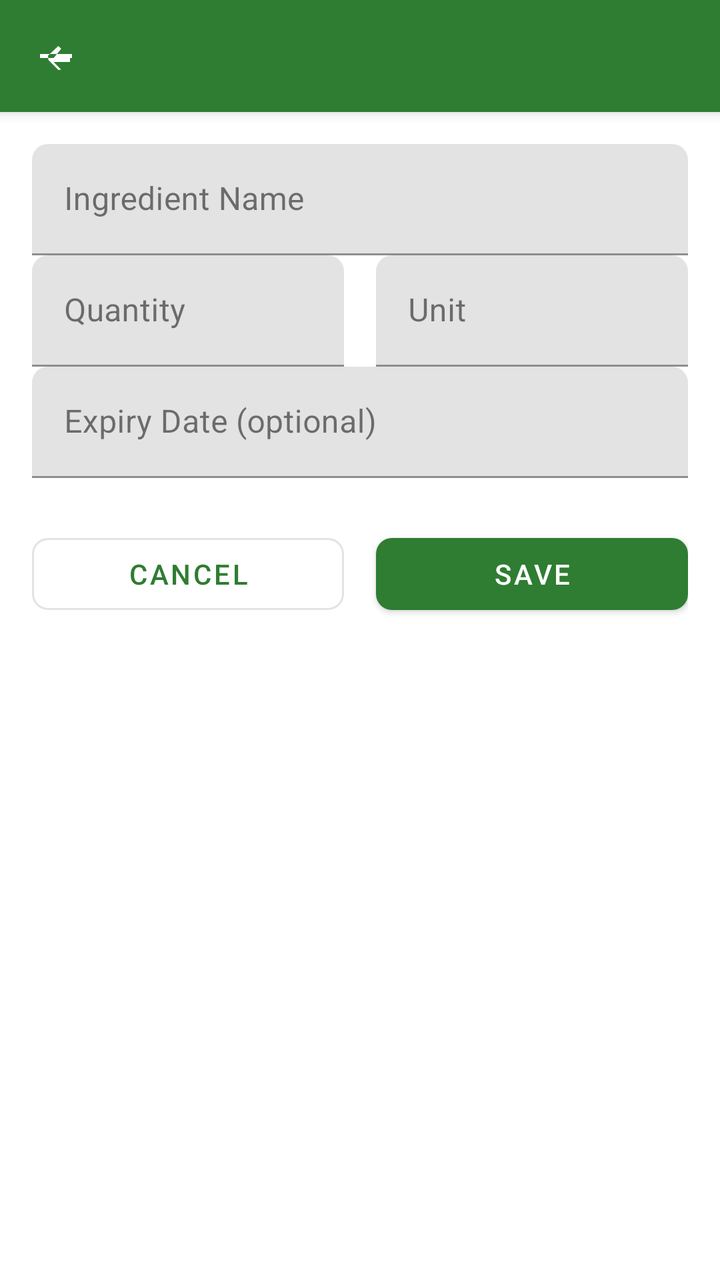
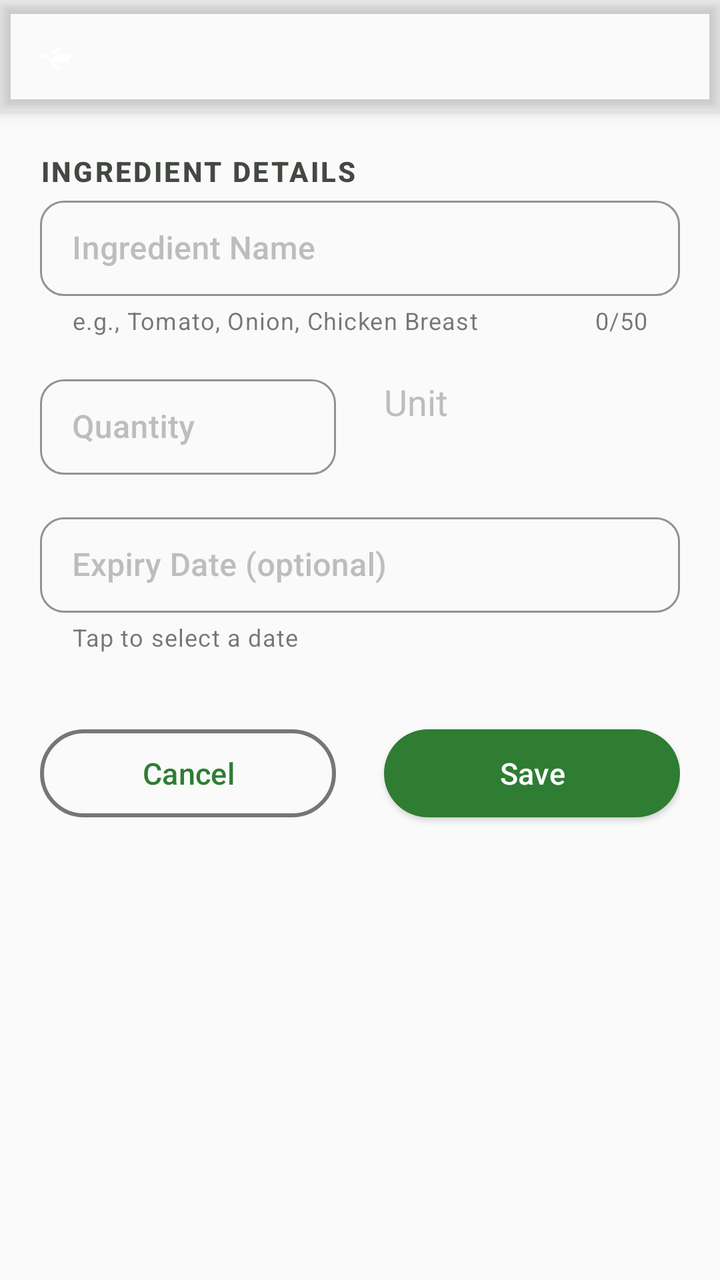

Screens rendered from an Android XML layout before and after an edit, with the pre-edit source and the edit as a unified diff.
<!-- AndroidManifest.xml: application theme Theme.SmartPantry -->
<!-- res/layout/fragment_add_edit_pantry.xml -->
<?xml version="1.0" encoding="utf-8"?>
<androidx.coordinatorlayout.widget.CoordinatorLayout
    xmlns:android="http://schemas.android.com/apk/res/android"
    xmlns:app="http://schemas.android.com/apk/res-auto"
    android:layout_width="match_parent"
    android:layout_height="match_parent">

    <com.google.android.material.appbar.AppBarLayout
        android:layout_width="match_parent"
        android:layout_height="wrap_content">

        <androidx.appcompat.widget.Toolbar
            android:id="@+id/toolbar"
            android:layout_width="match_parent"
            android:layout_height="?attr/actionBarSize"
            android:background="?attr/colorPrimary"
            android:theme="@style/ThemeOverlay.AppCompat.Dark.ActionBar"
            app:navigationIcon="@drawable/ic_arrow_back" />

    </com.google.android.material.appbar.AppBarLayout>

    <androidx.core.widget.NestedScrollView
        android:layout_width="match_parent"
        android:layout_height="match_parent"
        android:padding="16dp"
        app:layout_behavior="@string/appbar_scrolling_view_behavior">

        <androidx.constraintlayout.widget.ConstraintLayout
            android:layout_width="match_parent"
            android:layout_height="wrap_content">

            <com.google.android.material.textfield.TextInputLayout
                android:id="@+id/tilIngredientName"
                android:layout_width="0dp"
                android:layout_height="wrap_content"
                android:hint="Ingredient Name"
                app:layout_constraintTop_toTopOf="parent"
                app:layout_constraintStart_toStartOf="parent"
                app:layout_constraintEnd_toEndOf="parent">

                <com.google.android.material.textfield.TextInputEditText
                    android:id="@+id/etIngredientName"
                    android:layout_width="match_parent"
                    android:layout_height="wrap_content"
                    android:inputType="textCapWords"
                    android:maxLength="50" />

            </com.google.android.material.textfield.TextInputLayout>

            <com.google.android.material.textfield.TextInputLayout
                android:id="@+id/tilQuantity"
                android:layout_width="0dp"
                android:layout_height="wrap_content"
                android:hint="Quantity"
                app:layout_constraintTop_toBottomOf="@id/tilIngredientName"
                app:layout_constraintStart_toStartOf="parent"
                app:layout_constraintEnd_toStartOf="@id/tilUnit"
                android:layout_marginEnd="8dp">

                <com.google.android.material.textfield.TextInputEditText
                    android:id="@+id/etQuantity"
                    android:layout_width="match_parent"
                    android:layout_height="wrap_content"
                    android:inputType="numberDecimal" />

            </com.google.android.material.textfield.TextInputLayout>

            <com.google.android.material.textfield.TextInputLayout
                android:id="@+id/tilUnit"
                android:layout_width="0dp"
                android:layout_height="wrap_content"
                android:hint="Unit"
                app:layout_constraintTop_toBottomOf="@id/tilIngredientName"
                app:layout_constraintStart_toEndOf="@id/tilQuantity"
                app:layout_constraintEnd_toEndOf="parent"
                android:layout_marginStart="8dp">

                <com.google.android.material.textfield.TextInputEditText
                    android:layout_width="match_parent"
                    android:layout_height="wrap_content"
                    android:focusable="false"
                    android:clickable="true" />

            </com.google.android.material.textfield.TextInputLayout>

            <Spinner
                android:id="@+id/spinnerUnit"
                android:layout_width="0dp"
                android:layout_height="wrap_content"
                android:background="@android:color/transparent"
                app:layout_constraintTop_toBottomOf="@id/tilIngredientName"
                app:layout_constraintStart_toEndOf="@id/tilQuantity"
                app:layout_constraintEnd_toEndOf="parent"
                android:layout_marginStart="8dp" />

            <com.google.android.material.textfield.TextInputLayout
                android:id="@+id/tilExpiryDate"
                android:layout_width="0dp"
                android:layout_height="wrap_content"
                android:hint="Expiry Date (optional)"
                app:layout_constraintTop_toBottomOf="@id/tilQuantity"
                app:layout_constraintStart_toStartOf="parent"
                app:layout_constraintEnd_toEndOf="parent">

                <com.google.android.material.textfield.TextInputEditText
                    android:id="@+id/etExpiryDate"
                    android:layout_width="match_parent"
                    android:layout_height="wrap_content"
                    android:focusable="false"
                    android:clickable="true" />

            </com.google.android.material.textfield.TextInputLayout>

            <LinearLayout
                android:id="@+id/btnContainer"
                android:layout_width="0dp"
                android:layout_height="wrap_content"
                android:orientation="horizontal"
                android:layout_marginTop="24dp"
                app:layout_constraintTop_toBottomOf="@id/tilExpiryDate"
                app:layout_constraintStart_toStartOf="parent"
                app:layout_constraintEnd_toEndOf="parent"
                app:layout_constraintBottom_toBottomOf="parent">

                <Button
                    android:id="@+id/btnCancel"
                    android:layout_width="0dp"
                    android:layout_height="wrap_content"
                    android:layout_weight="1"
                    android:layout_marginEnd="8dp"
                    android:text="Cancel"
                    style="@style/Widget.MaterialComponents.Button.OutlinedButton" />

                <Button
                    android:id="@+id/btnSave"
                    android:layout_width="0dp"
                    android:layout_height="wrap_content"
                    android:layout_weight="1"
                    android:layout_marginStart="8dp"
                    android:text="Save" />

            </LinearLayout>

        </androidx.constraintlayout.widget.ConstraintLayout>

    </androidx.core.widget.NestedScrollView>

</androidx.coordinatorlayout.widget.CoordinatorLayout>
<!-- resources referenced by this layout -->
<resources>
  <style name="Theme.SmartPantry" parent="Theme.MaterialComponents.DayNight.DarkActionBar">
          
          <item name="colorPrimary">@color/primary</item>
          <item name="colorPrimaryVariant">@color/primary_variant</item>
          <item name="colorOnPrimary">@color/on_primary</item>
  
          
          <item name="colorSecondary">@color/secondary</item>
          <item name="colorSecondaryVariant">@color/secondary_variant</item>
          <item name="colorOnSecondary">@color/on_secondary</item>
  
          
          <item name="colorError">@color/error</item>
          <item name="colorOnError">@color/on_error</item>
          <item name="colorErrorContainer">@color/error_container</item>
  
          
          <item name="colorSurface">@color/surface</item>
          <item name="colorSurfaceVariant">@color/surface_variant</item>
          <item name="colorOnSurface">@color/on_surface</item>
          <item name="colorOnSurfaceVariant">@color/on_surface_variant</item>
  
          
          <item name="colorOutline">@color/outline</item>
          <item name="colorOutlineVariant">@color/outline_variant</item>
  
          
          <item name="android:statusBarColor">?attr/colorPrimaryVariant</item>
          <item name="android:navigationBarColor">@color/surface</item>
          <item name="android:windowLightNavigationBar">true</item>
  
          
          <item name="textAppearanceHeadline1">@style/TextAppearance.SmartPantry.Headline1</item>
          <item name="textAppearanceHeadline2">@style/TextAppearance.SmartPantry.Headline2</item>
          <item name="textAppearanceBody1">@style/TextAppearance.SmartPantry.Body1</item>
          <item name="textAppearanceBody2">@style/TextAppearance.SmartPantry.Body2</item>
          <item name="textAppearanceCaption">@style/TextAppearance.SmartPantry.Caption</item>
  
          
          <item name="shapeAppearanceSmallComponent">@style/ShapeAppearance.SmartPantry.SmallComponent</item>
          <item name="shapeAppearanceMediumComponent">@style/ShapeAppearance.SmartPantry.MediumComponent</item>
          <item name="shapeAppearanceLargeComponent">@style/ShapeAppearance.SmartPantry.LargeComponent</item>
  
          
      </style>
  <color name="secondary">#FF8F00</color>
  <color name="secondary_variant">#FF6F00</color>
  <color name="error">#C62828</color>
  <color name="error_container">#FBE9E7</color>
  <color name="surface_variant">#F5F5F5</color>
  <color name="on_surface">#1A1A1A</color>
  <color name="on_surface_variant">#424242</color>
  <color name="outline">#E0E0E0</color>
  <color name="outline_variant">#EEEEEE</color>
  <style name="TextAppearance.SmartPantry.Headline1" parent="TextAppearance.MaterialComponents.Headline1">
          <item name="fontFamily">sans-serif-medium</item>
          <item name="android:textSize">32sp</item>
          <item name="android:textColor">@color/text_primary</item>
          <item name="android:letterSpacing">-0.015625</item>
      </style>
  <style name="TextAppearance.SmartPantry.Headline2" parent="TextAppearance.MaterialComponents.Headline2">
          <item name="fontFamily">sans-serif-medium</item>
          <item name="android:textSize">24sp</item>
          <item name="android:textColor">@color/text_primary</item>
          <item name="android:letterSpacing">0</item>
      </style>
  <style name="TextAppearance.SmartPantry.Body1" parent="TextAppearance.MaterialComponents.Body1">
          <item name="fontFamily">sans-serif</item>
          <item name="android:textSize">16sp</item>
          <item name="android:textColor">@color/text_primary</item>
          <item name="android:letterSpacing">0.009375</item>
      </style>
  <style name="TextAppearance.SmartPantry.Body2" parent="TextAppearance.MaterialComponents.Body2">
          <item name="fontFamily">sans-serif</item>
          <item name="android:textSize">14sp</item>
          <item name="android:textColor">@color/on_surface_variant</item>
          <item name="android:letterSpacing">0.017857</item>
      </style>
  <style name="TextAppearance.SmartPantry.Caption" parent="TextAppearance.MaterialComponents.Caption">
          <item name="fontFamily">sans-serif</item>
          <item name="android:textSize">12sp</item>
          <item name="android:textColor">@color/text_disabled</item>
          <item name="android:letterSpacing">0.033333</item>
      </style>
  <color name="text_primary">#1A1A1A</color>
  <!-- unchanged entries left out for length: 11 -->
</resources>

<!-- the commit's change to res/layout/fragment_add_edit_pantry.xml (unified diff, before → after) -->
@@ -7,34 +7,59 @@
 
     <com.google.android.material.appbar.AppBarLayout
         android:layout_width="match_parent"
-        android:layout_height="wrap_content">
+        android:layout_height="wrap_content"
+        android:background="@android:color/transparent"
+        android:elevation="0dp">
 
         <androidx.appcompat.widget.Toolbar
             android:id="@+id/toolbar"
             android:layout_width="match_parent"
             android:layout_height="?attr/actionBarSize"
-            android:background="?attr/colorPrimary"
-            android:theme="@style/ThemeOverlay.AppCompat.Dark.ActionBar"
-            app:navigationIcon="@drawable/ic_arrow_back" />
+            android:background="@android:color/transparent"
+            app:navigationIcon="@drawable/ic_arrow_back"
+            app:titleTextColor="@color/text_primary" />
 
     </com.google.android.material.appbar.AppBarLayout>
 
     <androidx.core.widget.NestedScrollView
         android:layout_width="match_parent"
         android:layout_height="match_parent"
-        android:padding="16dp"
+        android:padding="20dp"
+        android:clipToPadding="false"
         app:layout_behavior="@string/appbar_scrolling_view_behavior">
 
         <androidx.constraintlayout.widget.ConstraintLayout
             android:layout_width="match_parent"
             android:layout_height="wrap_content">
 
+            
+            <TextView
+                android:id="@+id/tvSectionHeader"
+                android:layout_width="wrap_content"
+                android:layout_height="wrap_content"
+                android:layout_marginBottom="20dp"
+                android:text="@string/add_edit_section_ingredients"
+                android:textSize="14sp"
+                android:textStyle="bold"
+                android:textColor="@color/text_secondary"
+                android:textAllCaps="true"
+                android:letterSpacing="0.08"
+                android:fontFamily="sans-serif-medium"
+                app:layout_constraintTop_toTopOf="parent"
+                app:layout_constraintStart_toStartOf="parent" />
+
+            
             <com.google.android.material.textfield.TextInputLayout
                 android:id="@+id/tilIngredientName"
+                style="@style/Widget.SmartPantry.TextInputLayout"
                 android:layout_width="0dp"
                 android:layout_height="wrap_content"
-                android:hint="Ingredient Name"
-                app:layout_constraintTop_toTopOf="parent"
+                android:hint="@string/ingredient_name_hint"
+                app:helperText="@string/ingredient_name_helper"
+                app:helperTextEnabled="true"
+                app:counterEnabled="true"
+                app:counterMaxLength="50"
+                app:layout_constraintTop_toBottomOf="@id/tvSectionHeader"
                 app:layout_constraintStart_toStartOf="parent"
                 app:layout_constraintEnd_toEndOf="parent">
 
@@ -43,101 +68,124 @@
                     android:layout_width="match_parent"
                     android:layout_height="wrap_content"
                     android:inputType="textCapWords"
-                    android:maxLength="50" />
+                    android:maxLength="50"
+                    android:textColor="@color/text_primary" />
 
             </com.google.android.material.textfield.TextInputLayout>
 
+            
             <com.google.android.material.textfield.TextInputLayout
                 android:id="@+id/tilQuantity"
+                style="@style/Widget.SmartPantry.TextInputLayout"
                 android:layout_width="0dp"
                 android:layout_height="wrap_content"
-                android:hint="Quantity"
+                android:hint="@string/quantity_hint"
                 app:layout_constraintTop_toBottomOf="@id/tilIngredientName"
                 app:layout_constraintStart_toStartOf="parent"
                 app:layout_constraintEnd_toStartOf="@id/tilUnit"
-                android:layout_marginEnd="8dp">
+                android:layout_marginEnd="12dp"
+                android:layout_marginTop="16dp">
 
                 <com.google.android.material.textfield.TextInputEditText
                     android:id="@+id/etQuantity"
                     android:layout_width="match_parent"
                     android:layout_height="wrap_content"
-                    android:inputType="numberDecimal" />
+                    android:inputType="numberDecimal"
+                    android:textColor="@color/text_primary" />
 
             </com.google.android.material.textfield.TextInputLayout>
 
             <com.google.android.material.textfield.TextInputLayout
                 android:id="@+id/tilUnit"
+                style="@style/Widget.SmartPantry.TextInputLayout"
                 android:layout_width="0dp"
                 android:layout_height="wrap_content"
-                android:hint="Unit"
+                android:hint="@string/unit_hint"
                 app:layout_constraintTop_toBottomOf="@id/tilIngredientName"
                 app:layout_constraintStart_toEndOf="@id/tilQuantity"
                 app:layout_constraintEnd_toEndOf="parent"
-                android:layout_marginStart="8dp">
+                android:layout_marginStart="12dp"
+                android:layout_marginTop="16dp">
 
-                <com.google.android.material.textfield.TextInputEditText
+                <AutoCompleteTextView
+                    android:id="@+id/etUnit"
                     android:layout_width="match_parent"
                     android:layout_height="wrap_content"
                     android:focusable="false"
-                    android:clickable="true" />
+                    android:clickable="true"
+                    android:textColor="@color/text_primary"
+                    android:cursorVisible="false"
+                    android:inputType="none"
+                    android:background="@android:color/transparent" />
 
             </com.google.android.material.textfield.TextInputLayout>
 
-            <Spinner
-                android:id="@+id/spinnerUnit"
+            
+            <com.google.android.material.textfield.TextInputLayout
+                android:id="@+id/tilExpiryDate"
+                style="@style/Widget.SmartPantry.TextInputLayout"
                 android:layout_width="0dp"
                 android:layout_height="wrap_content"
-                android:background="@android:color/transparent"
-                app:layout_constraintTop_toBottomOf="@id/tilIngredientName"
-                app:layout_constraintStart_toEndOf="@id/tilQuantity"
-                app:layout_constraintEnd_toEndOf="parent"
-                android:layout_marginStart="8dp" />
-
-            <com.google.android.material.textfield.TextInputLayout
-                android:id="@+id/tilExpiryDate"
-                android:layout_width="0dp"
-                android:layout_height="wrap_content"
-                android:hint="Expiry Date (optional)"
+                android:hint="@string/expiry_date_hint"
+                app:helperText="@string/expiry_date_helper"
+                app:helperTextEnabled="true"
                 app:layout_constraintTop_toBottomOf="@id/tilQuantity"
                 app:layout_constraintStart_toStartOf="parent"
-                app:layout_constraintEnd_toEndOf="parent">
+                app:layout_constraintEnd_toEndOf="parent"
+                android:layout_marginTop="16dp">
 
                 <com.google.android.material.textfield.TextInputEditText
                     android:id="@+id/etExpiryDate"
                     android:layout_width="match_parent"
                     android:layout_height="wrap_content"
                     android:focusable="false"
-                    android:clickable="true" />
+                    android:clickable="true"
+                    android:textColor="@color/text_primary"
+                    android:cursorVisible="false" />
 
             </com.google.android.material.textfield.TextInputLayout>
 
+            
             <LinearLayout
                 android:id="@+id/btnContainer"
                 android:layout_width="0dp"
                 android:layout_height="wrap_content"
                 android:orientation="horizontal"
-                android:layout_marginTop="24dp"
+                android:layout_marginTop="32dp"
+                android:layout_marginBottom="16dp"
                 app:layout_constraintTop_toBottomOf="@id/tilExpiryDate"
                 app:layout_constraintStart_toStartOf="parent"
                 app:layout_constraintEnd_toEndOf="parent"
                 app:layout_constraintBottom_toBottomOf="parent">
 
-                <Button
+                <com.google.android.material.button.MaterialButton
                     android:id="@+id/btnCancel"
+                    style="@style/Widget.MaterialComponents.Button.OutlinedButton"
                     android:layout_width="0dp"
-                    android:layout_height="wrap_content"
+                    android:layout_height="56dp"
                     android:layout_weight="1"
-                    android:layout_marginEnd="8dp"
-                    android:text="Cancel"
-                    style="@style/Widget.MaterialComponents.Button.OutlinedButton" />
+                    android:layout_marginEnd="12dp"
+                    android:text="@string/cancel"
+                    android:textAllCaps="false"
+                    android:fontFamily="sans-serif-medium"
+                    android:textSize="15sp"
+                    app:cornerRadius="28dp"
+                    app:strokeColor="@color/outline"
+                    app:strokeWidth="2dp" />
 
-                <Button
+                <com.google.android.material.button.MaterialButton
                     android:id="@+id/btnSave"
+                    style="@style/Widget.MaterialComponents.Button"
                     android:layout_width="0dp"
-                    android:layout_height="wrap_content"
+                    android:layout_height="56dp"
                     android:layout_weight="1"
-                    android:layout_marginStart="8dp"
-                    android:text="Save" />
+                    android:layout_marginStart="12dp"
+                    android:text="@string/save"
+                    android:textAllCaps="false"
+                    android:fontFamily="sans-serif-medium"
+                    android:textSize="15sp"
+                    app:cornerRadius="28dp"
+                    app:backgroundTint="@color/primary" />
 
             </LinearLayout>
 
<!-- resource entries referenced after the edit -->
@@ -23,6 +23,10 @@
           <item name="colorOnSurfaceVariant">@color/on_surface_variant</item>
   
           
+          <item name="android:colorBackground">@color/background</item>
+          <item name="colorOnBackground">@color/on_background</item>
+  
+          
           <item name="colorOutline">@color/outline</item>
           <item name="colorOutlineVariant">@color/outline_variant</item>
   
@@ -32,11 +36,22 @@
           <item name="android:windowLightNavigationBar">true</item>
   
           
+          <item name="elevationOverlayEnabled">false</item>
+  
+          
           <item name="textAppearanceHeadline1">@style/TextAppearance.SmartPantry.Headline1</item>
           <item name="textAppearanceHeadline2">@style/TextAppearance.SmartPantry.Headline2</item>
+          <item name="textAppearanceHeadline3">@style/TextAppearance.SmartPantry.Headline3</item>
+          <item name="textAppearanceHeadline4">@style/TextAppearance.SmartPantry.Headline4</item>
+          <item name="textAppearanceHeadline5">@style/TextAppearance.SmartPantry.Headline5</item>
+          <item name="textAppearanceHeadline6">@style/TextAppearance.SmartPantry.Headline6</item>
+          <item name="textAppearanceSubtitle1">@style/TextAppearance.SmartPantry.Subtitle1</item>
+          <item name="textAppearanceSubtitle2">@style/TextAppearance.SmartPantry.Subtitle2</item>
           <item name="textAppearanceBody1">@style/TextAppearance.SmartPantry.Body1</item>
           <item name="textAppearanceBody2">@style/TextAppearance.SmartPantry.Body2</item>
           <item name="textAppearanceCaption">@style/TextAppearance.SmartPantry.Caption</item>
+          <item name="textAppearanceButton">@style/TextAppearance.SmartPantry.Button</item>
+          <item name="textAppearanceOverline">@style/TextAppearance.SmartPantry.Overline</item>
   
           
           <item name="shapeAppearanceSmallComponent">@style/ShapeAppearance.SmartPantry.SmallComponent</item>
@@ -44,47 +59,137 @@
           <item name="shapeAppearanceLargeComponent">@style/ShapeAppearance.SmartPantry.LargeComponent</item>
   
           
+          <item name="textInputStyle">@style/Widget.SmartPantry.TextInputLayout</item>
       </style>
-  <color name="secondary">#FF8F00</color>
-  <color name="secondary_variant">#FF6F00</color>
-  <color name="error">#C62828</color>
-  <color name="error_container">#FBE9E7</color>
-  <color name="surface_variant">#F5F5F5</color>
-  <color name="on_surface">#1A1A1A</color>
-  <color name="on_surface_variant">#424242</color>
-  <color name="outline">#E0E0E0</color>
-  <color name="outline_variant">#EEEEEE</color>
+  <color name="text_input_stroke_color">@color/outline_variant</color>
+  <color name="text_hint">#BDBDBD</color>
+  <color name="secondary">#FF9800</color>
+  <color name="secondary_variant">#F57C00</color>
+  <color name="error">#BA1A1A</color>
+  <color name="error_container">#FFDAD6</color>
+  <color name="surface_variant">#F0F4F0</color>
+  <color name="on_surface">#1C1E1C</color>
+  <color name="on_surface_variant">#444843</color>
+  <color name="background">#FAFAFA</color>
+  <color name="on_background">#1C1E1C</color>
+  <color name="outline">#747873</color>
+  <color name="outline_variant">#C4C7C3</color>
   <style name="TextAppearance.SmartPantry.Headline1" parent="TextAppearance.MaterialComponents.Headline1">
           <item name="fontFamily">sans-serif-medium</item>
           <item name="android:textSize">32sp</item>
           <item name="android:textColor">@color/text_primary</item>
           <item name="android:letterSpacing">-0.015625</item>
+          <item name="android:fontWeight">600</item>
       </style>
   <style name="TextAppearance.SmartPantry.Headline2" parent="TextAppearance.MaterialComponents.Headline2">
           <item name="fontFamily">sans-serif-medium</item>
           <item name="android:textSize">24sp</item>
           <item name="android:textColor">@color/text_primary</item>
           <item name="android:letterSpacing">0</item>
+          <item name="android:fontWeight">600</item>
+      </style>
+  <style name="TextAppearance.SmartPantry.Headline3" parent="TextAppearance.MaterialComponents.Headline3">
+          <item name="fontFamily">sans-serif-medium</item>
+          <item name="android:textSize">22sp</item>
+          <item name="android:textColor">@color/text_primary</item>
+          <item name="android:letterSpacing">0</item>
+          <item name="android:fontWeight">500</item>
+      </style>
+  <style name="TextAppearance.SmartPantry.Headline4" parent="TextAppearance.MaterialComponents.Headline4">
+          <item name="fontFamily">sans-serif-medium</item>
+          <item name="android:textSize">20sp</item>
+          <item name="android:textColor">@color/text_primary</item>
+          <item name="android:letterSpacing">0.0015625</item>
+          <item name="android:fontWeight">500</item>
+      </style>
+  <style name="TextAppearance.SmartPantry.Headline5" parent="TextAppearance.MaterialComponents.Headline5">
+          <item name="fontFamily">sans-serif-medium</item>
+          <item name="android:textSize">18sp</item>
+          <item name="android:textColor">@color/text_primary</item>
+          <item name="android:letterSpacing">0</item>
+          <item name="android:fontWeight">500</item>
+      </style>
+  <style name="TextAppearance.SmartPantry.Headline6" parent="TextAppearance.MaterialComponents.Headline6">
+          <item name="fontFamily">sans-serif-medium</item>
+          <item name="android:textSize">16sp</item>
+          <item name="android:textColor">@color/text_primary</item>
+          <item name="android:letterSpacing">0.009375</item>
+          <item name="android:fontWeight">500</item>
+      </style>
+  <style name="TextAppearance.SmartPantry.Subtitle1" parent="TextAppearance.MaterialComponents.Subtitle1">
+          <item name="fontFamily">sans-serif-medium</item>
+          <item name="android:textSize">16sp</item>
+          <item name="android:textColor">@color/text_primary</item>
+          <item name="android:letterSpacing">0.009375</item>
+          <item name="android:fontWeight">400</item>
+      </style>
+  <style name="TextAppearance.SmartPantry.Subtitle2" parent="TextAppearance.MaterialComponents.Subtitle2">
+          <item name="fontFamily">sans-serif-medium</item>
+          <item name="android:textSize">14sp</item>
+          <item name="android:textColor">@color/on_surface_variant</item>
+          <item name="android:letterSpacing">0.017857</item>
+          <item name="android:fontWeight">500</item>
       </style>
   <style name="TextAppearance.SmartPantry.Body1" parent="TextAppearance.MaterialComponents.Body1">
           <item name="fontFamily">sans-serif</item>
           <item name="android:textSize">16sp</item>
           <item name="android:textColor">@color/text_primary</item>
           <item name="android:letterSpacing">0.009375</item>
+          <item name="android:fontWeight">400</item>
       </style>
   <style name="TextAppearance.SmartPantry.Body2" parent="TextAppearance.MaterialComponents.Body2">
           <item name="fontFamily">sans-serif</item>
           <item name="android:textSize">14sp</item>
           <item name="android:textColor">@color/on_surface_variant</item>
           <item name="android:letterSpacing">0.017857</item>
+          <item name="android:fontWeight">400</item>
       </style>
   <style name="TextAppearance.SmartPantry.Caption" parent="TextAppearance.MaterialComponents.Caption">
           <item name="fontFamily">sans-serif</item>
           <item name="android:textSize">12sp</item>
           <item name="android:textColor">@color/text_disabled</item>
           <item name="android:letterSpacing">0.033333</item>
+          <item name="android:fontWeight">400</item>
       </style>
-  <color name="text_primary">#1A1A1A</color>
+  <style name="TextAppearance.SmartPantry.Button" parent="TextAppearance.MaterialComponents.Button">
+          <item name="fontFamily">sans-serif-medium</item>
+          <item name="android:textSize">14sp</item>
+          <item name="android:textColor">@color/text_primary</item>
+          <item name="android:letterSpacing">0.007142857</item>
+          <item name="android:fontWeight">500</item>
+          <item name="android:textAllCaps">false</item>
+      </style>
+  <style name="TextAppearance.SmartPantry.Overline" parent="TextAppearance.MaterialComponents.Overline">
+          <item name="fontFamily">sans-serif-medium</item>
+          <item name="android:textSize">10sp</item>
+          <item name="android:textColor">@color/text_secondary</item>
+          <item name="android:letterSpacing">0.1</item>
+          <item name="android:fontWeight">500</item>
+          <item name="android:textAllCaps">true</item>
+      </style>
+  <color name="text_primary">#1C1E1C</color>
+  <color name="text_secondary">#444843</color>
+  <string name="add_edit_section_ingredients">Ingredient Details</string>
+  <string name="cancel">Cancel</string>
+  <string name="expiry_date_helper">Tap to select a date</string>
+  <string name="expiry_date_hint">Expiry Date (optional)</string>
+  <string name="ingredient_name_helper">e.g., Tomato, Onion, Chicken Breast</string>
+  <string name="ingredient_name_hint">Ingredient Name</string>
+  <string name="quantity_hint">Quantity</string>
+  <string name="save">Save</string>
+  <string name="unit_hint">Unit</string>
+  <style name="Widget.SmartPantry.TextInputLayout" parent="Widget.MaterialComponents.TextInputLayout.OutlinedBox.Dense">
+          <item name="boxStrokeColor">@color/text_input_stroke_color</item>
+          <item name="boxStrokeWidth">1dp</item>
+          <item name="boxStrokeWidthFocused">2dp</item>
+          <item name="boxCornerRadiusTopStart">12dp</item>
+          <item name="boxCornerRadiusTopEnd">12dp</item>
+          <item name="boxCornerRadiusBottomStart">12dp</item>
+          <item name="boxCornerRadiusBottomEnd">12dp</item>
+          <item name="hintTextColor">@color/text_hint</item>
+          <item name="placeholderTextColor">@color/text_disabled</item>
+          <item name="android:textColorHint">@color/text_hint</item>
+      </style>
   <!-- unchanged entries left out for length: 11 -->
 </resources>
 
